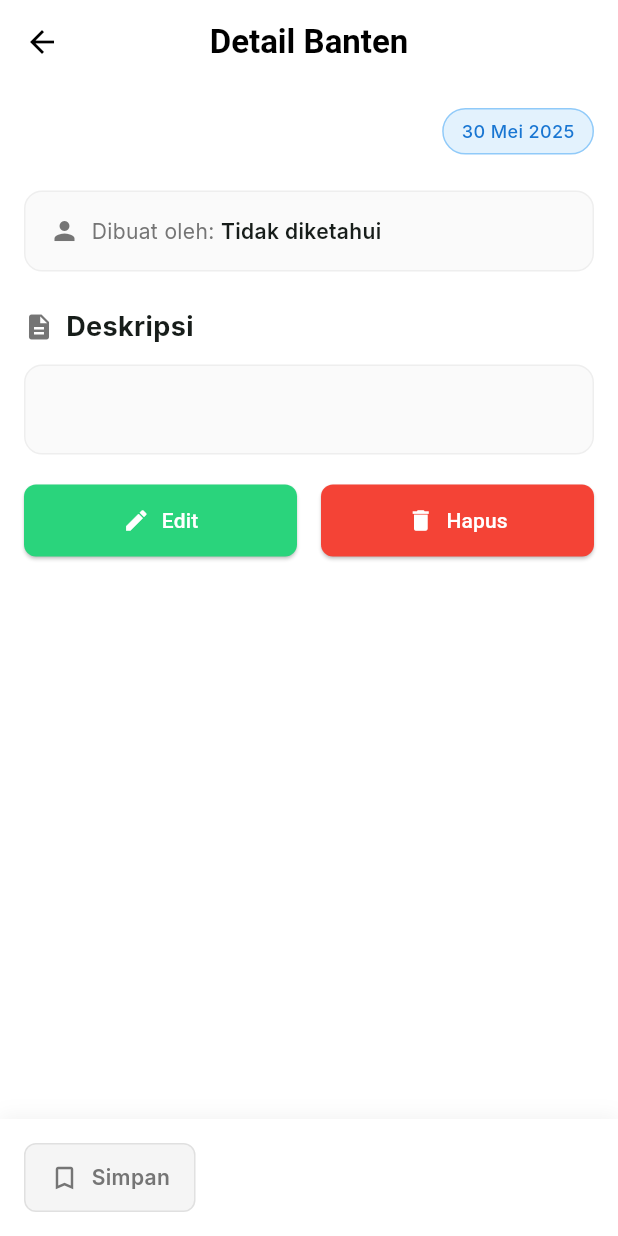
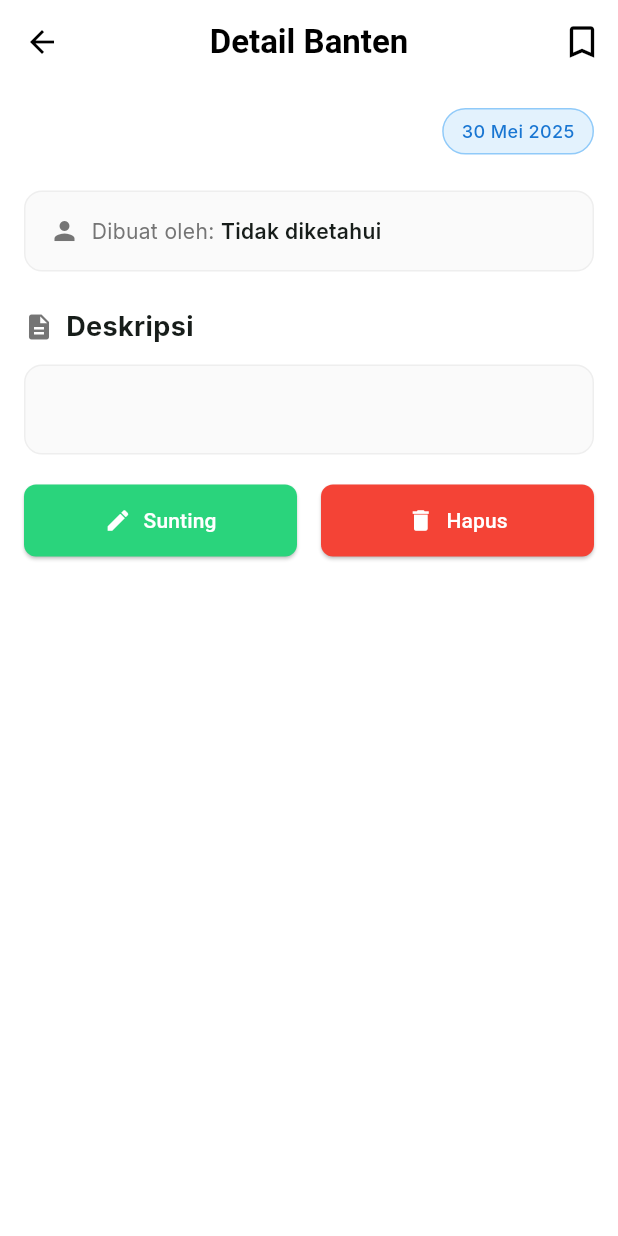
Before and after one commit to nabilaauliaaa/aplikasi-mebanten, a Flutter app: the BantenDetailScreen screen opened directly with empty values, on a phone screen of 412 x 824 dp. Run offline on Flutter 3.47's test engine with Material 3 defaults, Android fonts, the phone set to English and light mode, and no system bars; our stand-ins replace cloud_firestore, firebase_auth, firebase_core, firebase_storage, google_fonts, image_picker and 1 more; accounts and stored records are empty.

Commit message:
Final Fix beta Version

```diff
--- a/lib/screens/banten_detail_screen.dart
+++ b/lib/screens/banten_detail_screen.dart
@@ -22,19 +22,7 @@ class _BantenDetailScreenState extends State<BantenDetailScreen> {
   late Future<BantenModel?> _bantenFuture;
   bool _isLoading = false;
 
-  @override
-  void initState() {
-    super.initState();
-    _loadBanten();
-    _loadBanten();
-    _checkIfBookmarked();
-  }
-
-  void _loadBanten() {
-    _bantenFuture = _fetchBantenModel();
-  }
-
-  // Tambahkan variabel state di dalam class _DetailBantenPageState
+  // Bookmark functionality variables
   final FirebaseAuth _auth = FirebaseAuth.instance;
   final FirebaseFirestore _firestore = FirebaseFirestore.instance;
 
@@ -44,9 +32,20 @@ class _BantenDetailScreenState extends State<BantenDetailScreen> {
 
   User? get currentUser => _auth.currentUser;
 
+  @override
+  void initState() {
+    super.initState();
+    _loadBanten();
+    _checkIfBookmarked();
+  }
+
+  void _loadBanten() {
+    _bantenFuture = _fetchBantenModel();
+  }
+
   // Fungsi untuk mengecek apakah banten sudah di-bookmark
   Future<void> _checkIfBookmarked() async {
-    if (currentUser == null || widget.bantenId == false) {
+    if (currentUser == null) {
       setState(() {
         _isCheckingBookmark = false;
       });
@@ -85,16 +84,6 @@ class _BantenDetailScreenState extends State<BantenDetailScreen> {
       ScaffoldMessenger.of(context).showSnackBar(
         const SnackBar(
           content: Text('Silakan login terlebih dahulu'),
-          backgroundColor: Colors.red,
-        ),
-      );
-      return;
-    }
-
-    if (widget.bantenId == false) {
-      ScaffoldMessenger.of(context).showSnackBar(
-        const SnackBar(
-          content: Text('Error: ID banten tidak ditemukan'),
           backgroundColor: Colors.red,
         ),
       );
@@ -157,7 +146,7 @@ class _BantenDetailScreenState extends State<BantenDetailScreen> {
     }
   }
 
-   // Widget untuk bookmark button
+  // Widget untuk bookmark button
   Widget _buildBookmarkButton() {
     if (_isCheckingBookmark) {
       return Container(
@@ -363,6 +352,39 @@ class _BantenDetailScreenState extends State<BantenDetailScreen> {
           icon: const Icon(Icons.arrow_back, color: Colors.black),
           onPressed: () => Navigator.of(context).pop(),
         ),
+        // ✅ ADDED: Bookmark icon di AppBar
+        actions: [
+          if (_isCheckingBookmark)
+            const Padding(
+              padding: EdgeInsets.all(16.0),
+              child: SizedBox(
+                width: 24,
+                height: 24,
+                child: CircularProgressIndicator(
+                  strokeWidth: 2,
+                  color: Colors.black,
+                ),
+              ),
+            )
+          else
+            IconButton(
+              onPressed: _isBookmarkLoading ? null : _toggleBookmark,
+              icon: _isBookmarkLoading
+                  ? const SizedBox(
+                      width: 24,
+                      height: 24,
+                      child: CircularProgressIndicator(
+                        strokeWidth: 2,
+                        color: Colors.black,
+                      ),
+                    )
+                  : Icon(
+                      _isBookmarked ? Icons.bookmark : Icons.bookmark_border,
+                      color: _isBookmarked ? const Color(0xFF4CAF50) : Colors.black,
+                      size: 28,
+                    ),
+            ),
+        ],
       ),
       body: FutureBuilder<BantenModel?>(
         future: _bantenFuture,
@@ -425,7 +447,7 @@ class _BantenDetailScreenState extends State<BantenDetailScreen> {
             child: Column(
               crossAxisAlignment: CrossAxisAlignment.start,
               children: [
-                // ADDED: Tampilkan gambar jika ada
+                // Tampilkan gambar jika ada
                 if (banten.photos.isNotEmpty)
                   Container(
                     height: 250,
@@ -479,7 +501,7 @@ class _BantenDetailScreenState extends State<BantenDetailScreen> {
                   children: [
                     Expanded(
                       child: Text(
-                                                  banten.namaBanten, // FIXED: Konsisten dengan Firebase 'name' field
+                        banten.namaBanten,
                         style: GoogleFonts.inter(
                           fontSize: 24,
                           fontWeight: FontWeight.bold,
@@ -508,7 +530,7 @@ class _BantenDetailScreenState extends State<BantenDetailScreen> {
                 ),
                 const SizedBox(height: 24),
 
-                // ADDED: Info pembuat dan daerah
+                // Info pembuat dan daerah
                 Container(
                   padding: const EdgeInsets.all(16),
                   decoration: BoxDecoration(
@@ -573,12 +595,12 @@ class _BantenDetailScreenState extends State<BantenDetailScreen> {
                 // Deskripsi
                 _buildSection(
                   title: 'Deskripsi',
-                                      content: banten.description, // FIXED: Konsisten dengan Firebase 'description' field
+                  content: banten.description,
                   icon: Icons.description,
                 ),
                 const SizedBox(height: 20),
 
-                // ADDED: Sejarah section (field terpisah)
+                // Sejarah section
                 if (banten.sejarah.isNotEmpty) ...[
                   _buildSection(
                     title: 'Sejarah',
@@ -588,8 +610,7 @@ class _BantenDetailScreenState extends State<BantenDetailScreen> {
                   const SizedBox(height: 20),
                 ],
 
-
-                //ADD: Isi Banten section (field terpisah)
+                // Isi Banten section
                 if (banten.isiBanten.isNotEmpty) ...[
                   _buildSection(
                     title: 'Isi Banten',
@@ -599,7 +620,7 @@ class _BantenDetailScreenState extends State<BantenDetailScreen> {
                   const SizedBox(height: 20),
                 ],
 
-                // ADDED: Cara Buat Banten section (field terpisah)
+                // Cara Buat Banten section
                 if (banten.carabuatBanten.isNotEmpty) ...[
                   _buildSection(
                     title: 'Cara Pembuatan Banten',
@@ -609,7 +630,7 @@ class _BantenDetailScreenState extends State<BantenDetailScreen> {
                   const SizedBox(height: 20),
                 ],
 
-                // ADDED: Sumber Referensi (guddenKeyword)
+                // Sumber Referensi
                 if (banten.guddenKeyword.isNotEmpty) ...[
                   _buildSection(
                     title: 'Sumber Referensi',
@@ -635,7 +656,7 @@ class _BantenDetailScreenState extends State<BantenDetailScreen> {
                           },
                           icon: const Icon(Icons.edit, color: Colors.white),
                           label: const Text(
-                            'Edit',
+                            'Sunting',
                             style: TextStyle(color: Colors.white),
                           ),
                           style: ElevatedButton.styleFrom(
@@ -673,67 +694,7 @@ class _BantenDetailScreenState extends State<BantenDetailScreen> {
           );
         },
       ),
-      bottomNavigationBar: Container(
-        padding: const EdgeInsets.all(16),
-        decoration: BoxDecoration(
-          color: Colors.white,
-          boxShadow: [
-            BoxShadow(
-              color: Colors.black.withOpacity(0.05),
-              blurRadius: 10,
-              offset: const Offset(0, -2),
-            ),
-          ],
-        ),
-        child: Row(
-          children: [
-            // Bookmark button
-            GestureDetector(
-              onTap: _isBookmarkLoading ? null : _toggleBookmark,
-              child: Container(
-                padding: const EdgeInsets.symmetric(horizontal: 16, vertical: 12),
-                decoration: BoxDecoration(
-                  color: _isBookmarked ? const Color(0xFF4CAF50).withOpacity(0.1) : Colors.grey[100],
-                  borderRadius: BorderRadius.circular(8),
-                  border: Border.all(
-                    color: _isBookmarked ? const Color(0xFF4CAF50) : Colors.grey[300]!,
-                  ),
-                ),
-                child: Row(
-                  mainAxisSize: MainAxisSize.min,
-                  children: [
-                    if (_isBookmarkLoading)
-                      const SizedBox(
-                        width: 16,
-                        height: 16,
-                        child: CircularProgressIndicator(
-                          strokeWidth: 2,
-                          color: Color(0xFF4CAF50),
-                        ),
-                      )
-                    else
-                      Icon(
-                        _isBookmarked ? Icons.bookmark : Icons.bookmark_border,
-                        color: _isBookmarked ? const Color(0xFF4CAF50) : Colors.grey[600],
-                        size: 20,
-                      ),
-                    const SizedBox(width: 8),
-                    Text(
-                      _isBookmarked ? 'Tersimpan' : 'Simpan',
-                      style: GoogleFonts.inter(
-                        color: _isBookmarked ? const Color(0xFF4CAF50) : Colors.grey[600],
-                        fontWeight: FontWeight.w600,
-                        fontSize: 14,
-                      ),
-                    ),
-                  ],
-                ),
-              ),
-            ),
-            const SizedBox(width: 12),
-          ],
-        ),
-      ),
+      // ✅ REMOVED: Bottom navigation bar completely
     );
   }
 
```
Also changed, not shown: lib/auth/login_screen.dart (+20 -9 lines), lib/auth/register_screen.dart (+27 -27 lines), lib/screens/welcome_screen.dart (+14 -8 lines), 1 other file.
